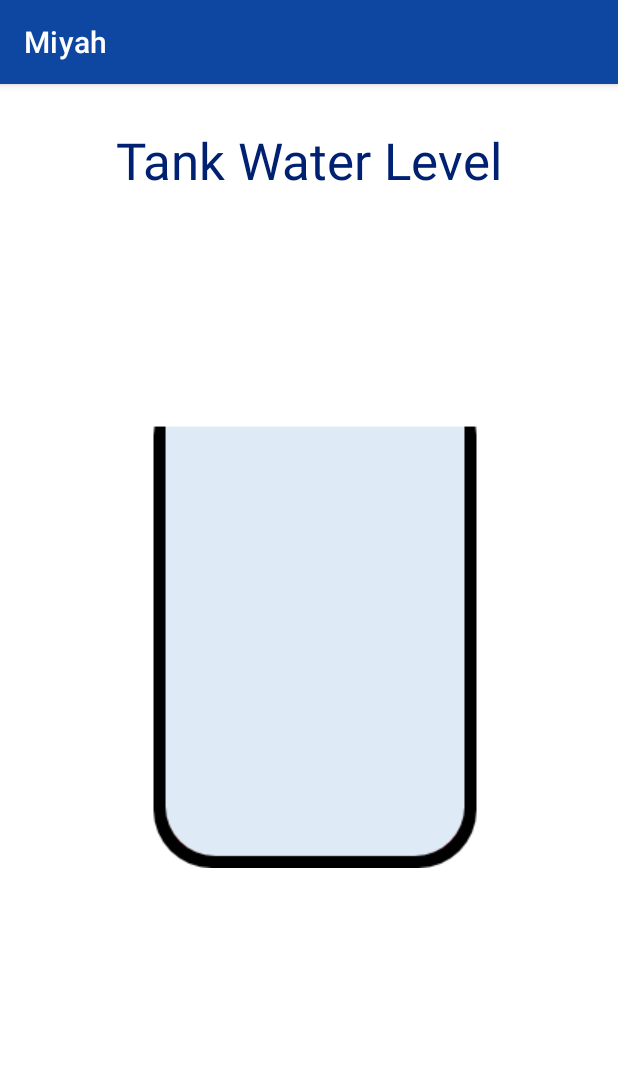
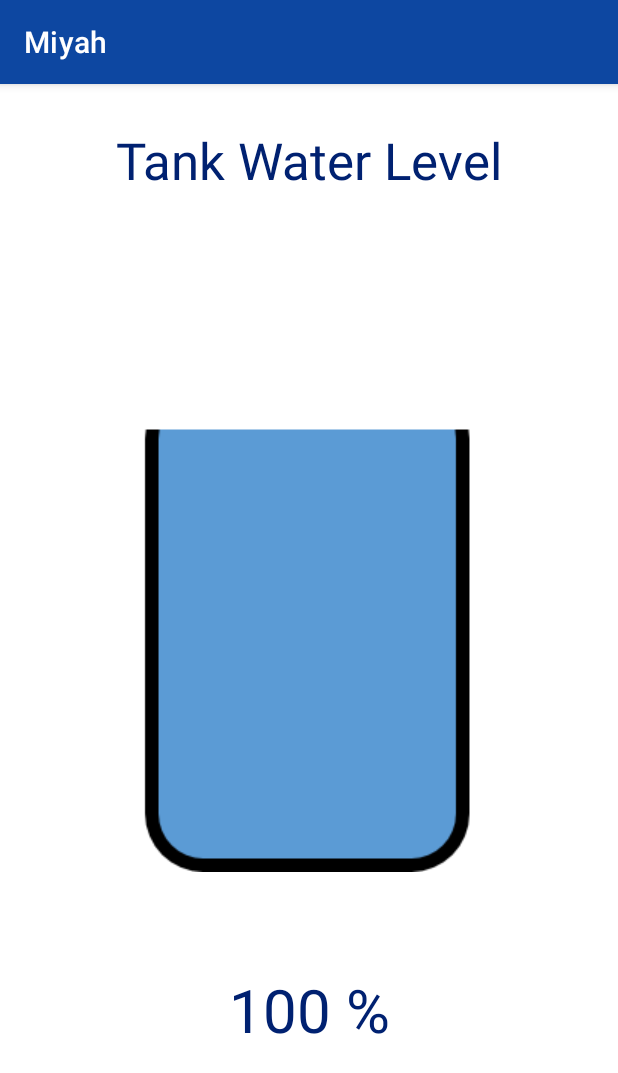
Before and after one commit to mhmdcs/Miyah, an Android app: the screen it shows after launch (MainActivity), on a phone screen of 412 x 824 dp. Shown: the top 1073 px of the screen. Run offline under Robolectric (Android 15) with nearby library versions, the phone set to English and light mode, and no system bars; our stand-ins replace Firebase (no records; nobody signed in at launch, a user with empty details on screens opened directly), data binding; 1 statement that could not run was skipped.

Commit message:
implement BarFragment logic

```diff
--- a/app/src/main/java/com/example/miyah/BarFragment.kt
+++ b/app/src/main/java/com/example/miyah/BarFragment.kt
@@ -36,19 +36,68 @@ class BarFragment : Fragment() {
             container,
             false)
 
-        var status: String
-        database = FirebaseDatabase.getInstance().reference
+        var statusFb: Int //status Firebase
+        var status: Int //status in displayed percentage format
+        var max: Int //maximum in Integer (converted)
+        var statusDepth: Int
 
-        database.addValueEventListener(object: ValueEventListener{
-            override fun onDataChange(snapshot: DataSnapshot) {
-            status = snapshot.child("distances").value.toString()
-                binding.textWaterPercentage.text = status
-            }
+        val databaseRef: DatabaseReference = FirebaseDatabase.getInstance().reference //instance of the firebase database reference
+        val sensorData: TextView = binding.textWaterPercentage
+        val imgDat: ImageView = binding.imgWaterLevel
 
-            override fun onCancelled(error: DatabaseError) {
-                Log.w(TAG, "Failed to read value.", error.toException())
-            }
-        })
+            max = 20
+
+            //define ValueEventListener to decide what happens when the data changes
+            databaseRef.addValueEventListener(object : ValueEventListener {
+
+                //onDataChange method is called every time the data is changed
+                override fun onDataChange(dataSnapshot: DataSnapshot) { //fetch data using dataSnapshot object
+                    statusFb = dataSnapshot.child("distance").value.toString()
+                        .toInt() //get the necessary value from the database and parse it to integer, this is  the actual value of the water level
+                    statusDepth =
+                        max - statusFb //"max" is the sensor value of the (empty) tank is, meaning it's level 0
+                    status =
+                        (statusDepth.toDouble() / max.toDouble() * 100).toInt() //water level percentage calculation
+
+                    sensorData.text =
+                        Integer.toString(status) + " %" //parse the value to string to display it in the sensorData percentage
+
+                    //change ImageViews based on changes in the water level percentage
+                    if (status >= 95 && status <= 100) {
+                        imgDat.setImageResource(R.drawable.i100)
+                    } else if (status >= 90 && status < 95) {
+                        imgDat.setImageResource(R.drawable.i95)
+                    } else if (status >= 80 && status < 90) {
+                        imgDat.setImageResource(R.drawable.i90)
+                    } else if (status >= 70 && status < 80) {
+                        imgDat.setImageResource(R.drawable.i80)
+                    } else if (status >= 55 && status < 70) {
+                        imgDat.setImageResource(R.drawable.i70)
+                    } else if (status >= 50 && status < 55) {
+                        imgDat.setImageResource(R.drawable.i55)
+                    } else if (status >= 40 && status < 50) {
+                        imgDat.setImageResource(R.drawable.i50)
+                    } else if (status >= 30 && status < 40) {
+                        imgDat.setImageResource(R.drawable.i40)
+                    } else if (status >= 20 && status < 30) {
+                        imgDat.setImageResource(R.drawable.i30)
+                    } else if (status >= 15 && status < 20) {
+                        imgDat.setImageResource(R.drawable.i20)
+                    } else if (status >= 10 && status < 15) {
+                        imgDat.setImageResource(R.drawable.i15)
+                    } else if (status > 0 && status < 10) {
+                        imgDat.setImageResource(R.drawable.i10)
+                    } else if (status < 0) {
+                        imgDat.setImageResource(R.drawable.i0)
+                        sensorData.text = ""
+                    } else {
+                        imgDat.setImageResource(R.drawable.i0)
+                        sensorData.text = ""
+                    }
+                }
+
+                override fun onCancelled(databaseError: DatabaseError) {}
+            })
 
         return binding.root
     }
```
